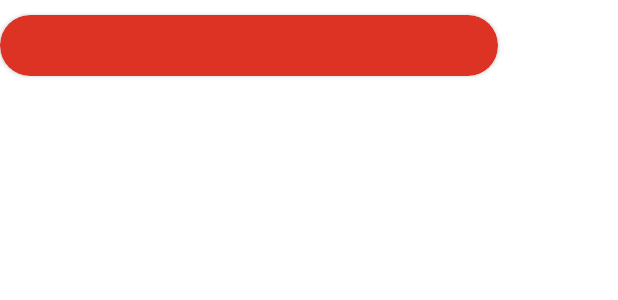
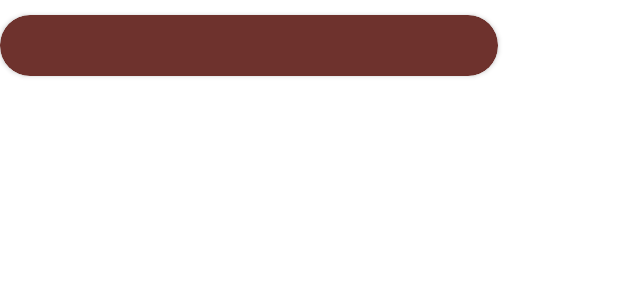
Before and after one commit to burakcakir/WhatsUp, an Android app: the layout message_recieved_layout.xml on its own in the app's theme, with its tools: preview values and no code run, on a phone screen of 412 x 824 dp. Shown: the top 300 px of the screen. Run offline under Robolectric (Android 15) with nearby library versions, the phone set to English and light mode, and no system bars.

Commit message:
v2.0
hocaya teslim edilecek hale geldi

```diff
--- a/app/src/main/AndroidManifest.xml
+++ b/app/src/main/AndroidManifest.xml
@@ -8,9 +8,9 @@
 
     <application
         android:allowBackup="true"
-        android:icon="@mipmap/ic_launcher"
+        android:icon="@mipmap/icon"
         android:label="@string/app_name"
-        android:roundIcon="@mipmap/ic_launcher_round"
+        android:roundIcon="@mipmap/icon"
         android:supportsRtl="true"
         android:theme="@style/Theme.Deneme">
         <activity android:name=".ChatActivity"></activity>
--- a/app/src/main/java/com/example/deneme/UserAdapter.java
+++ b/app/src/main/java/com/example/deneme/UserAdapter.java
@@ -82,7 +82,6 @@ public class UserAdapter extends RecyclerView.Adapter<UserAdapter.ViewHolder> {
         });
 
     }
-//adapter listesi sizeı
 
     @Override
     public int getItemCount() {
--- a/app/src/main/res/layout/activity_giris_yap.xml
+++ b/app/src/main/res/layout/activity_giris_yap.xml
@@ -32,7 +32,7 @@
                 android:layout_height="200dp"
                 android:layout_gravity="center"
                 android:layout_marginBottom="20dp"
-                app:srcCompat="@drawable/logo" />
+                app:srcCompat="@drawable/logo2" />
 
             <com.google.android.material.textfield.TextInputLayout
                 android:id="@+id/input_layout_email"
--- a/app/src/main/res/layout/activity_kayit_ol.xml
+++ b/app/src/main/res/layout/activity_kayit_ol.xml
@@ -30,7 +30,7 @@
                 android:layout_height="200dp"
                 android:layout_gravity="center"
                 android:layout_marginBottom="20dp"
-                app:srcCompat="@drawable/logo" />
+                app:srcCompat="@drawable/logo2" />
 
             <com.google.android.material.textfield.TextInputLayout
                 android:id="@+id/input_layout_email"
--- a/app/src/main/res/layout/message_recieved_layout.xml
+++ b/app/src/main/res/layout/message_recieved_layout.xml
@@ -9,7 +9,7 @@
         android:layout_width="match_parent"
         android:layout_marginTop="10dp"
         android:layout_marginBottom="10dp"
-        app:cardBackgroundColor="#DC3324"
+        app:cardBackgroundColor="#6E322D"
         app:cardCornerRadius="20dp"
         android:layout_marginRight="80dp"
         android:layout_height="match_parent">
```
Also changed, not shown: app/src/main/res/drawable/logo.png, app/src/main/res/drawable/logo2.png (added), app/src/main/res/mipmap-xhdpi/icon.png (added).
